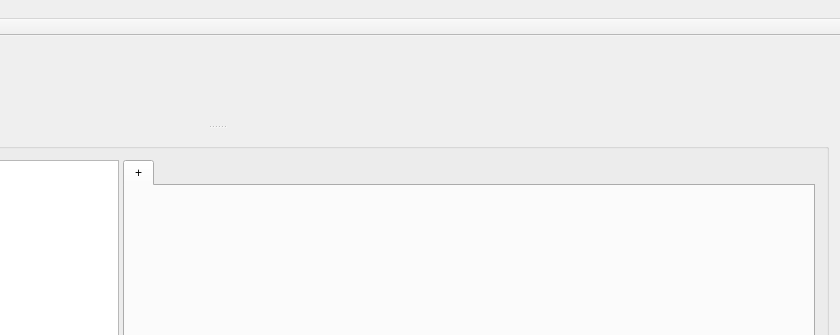
Old version of the form UI/mainwindow.ui in the repository julianhoratschek/Cicadia; both pictures show x 406 to 1246 and y 0 to 335 of the 1246 by 779 pixel window.
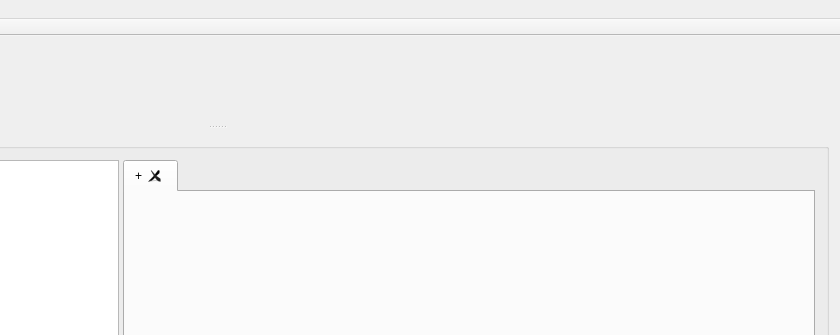
New version of the form. Custom widgets are drawn as their Qt base class.

Patch:
```diff
--- a/UI/mainwindow.ui
+++ b/UI/mainwindow.ui
@@ -56,9 +56,18 @@
            </attribute>
           </widget>
           <widget class="QTabWidget" name="tabWidget">
+           <property name="tabShape">
+            <enum>QTabWidget::Rounded</enum>
+           </property>
            <property name="currentIndex">
             <number>0</number>
            </property>
+           <property name="tabsClosable">
+            <bool>true</bool>
+           </property>
+           <property name="movable">
+            <bool>true</bool>
+           </property>
            <widget class="QWidget" name="addTabWidget">
             <attribute name="title">
              <string>+</string>
@@ -164,6 +173,14 @@
   </action>
  </widget>
  <layoutdefault spacing="6" margin="11"/>
+ <customwidgets>
+  <customwidget>
+   <class>QCustomPlot</class>
+   <extends>QWidget</extends>
+   <header>./UI/qcustomplot.h</header>
+   <container>1</container>
+  </customwidget>
+ </customwidgets>
  <resources/>
  <connections/>
 </ui>
```
Left out of the diff: 24 changed lines with no effect on the pictures.
